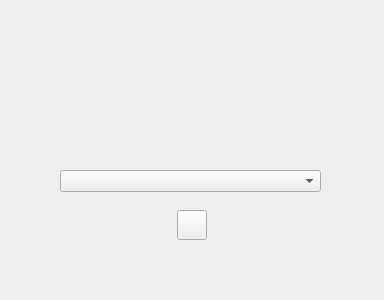
This is diseño/SqTamano.ui in Agustin1231/id-perros as Qt 5 draws it before an edit. The edited form follows.
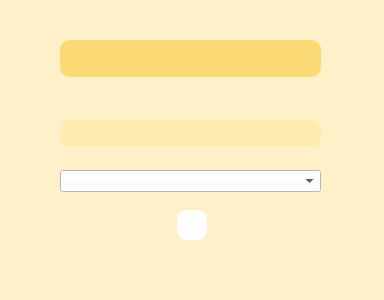
This is the edited form. Icons and pictures are not drawn.

Patch:
```diff
--- a/diseño/SqTamano.ui
+++ b/diseño/SqTamano.ui
@@ -13,7 +13,13 @@
   <property name="windowTitle">
    <string>Form</string>
   </property>
+  <property name="styleSheet">
+   <string notr="true">background-color: #FEF1C9</string>
+  </property>
   <widget class="QComboBox" name="boxTam">
+   <property name="enabled">
+    <bool>true</bool>
+   </property>
    <property name="geometry">
     <rect>
      <x>60</x>
@@ -22,6 +28,17 @@
      <height>22</height>
     </rect>
    </property>
+   <property name="autoFillBackground">
+    <bool>false</bool>
+   </property>
+   <property name="styleSheet">
+    <string notr="true">color: black;
+background-color: white;
+</string>
+   </property>
+   <property name="currentIndex">
+    <number>-1</number>
+   </property>
   </widget>
   <widget class="QPushButton" name="aceptar">
    <property name="geometry">
@@ -32,6 +49,13 @@
      <height>30</height>
     </rect>
    </property>
+   <property name="cursor">
+    <cursorShape>PointingHandCursor</cursorShape>
+   </property>
+   <property name="styleSheet">
+    <string notr="true">background-color: white;
+border-radius: 10</string>
+   </property>
    <property name="text">
     <string/>
    </property>
@@ -49,6 +73,10 @@
      <height>37</height>
     </rect>
    </property>
+   <property name="styleSheet">
+    <string notr="true">background-color: #FBDA76;
+border-radius: 10;</string>
+   </property>
    <property name="text">
     <string/>
    </property>
@@ -65,6 +93,10 @@
      <height>27</height>
     </rect>
    </property>
+   <property name="styleSheet">
+    <string notr="true">background-color: #FFEBAE;
+border-radius: 10;</string>
+   </property>
    <property name="text">
     <string/>
    </property>
```
